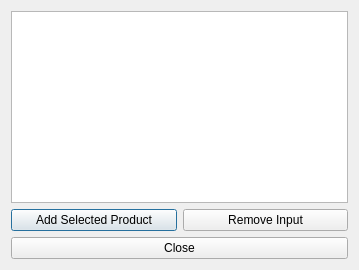
This is gui/edit_inputs.ui in dddjef/pulse as Qt 5 draws it before an edit. The edited form follows.
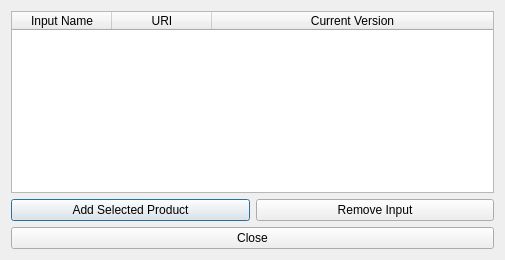
This is the edited form.

Commit message: gui inputs window now use a table widget

Patch:
```diff
--- a/gui/edit_inputs.ui
+++ b/gui/edit_inputs.ui
@@ -6,8 +6,8 @@
    <rect>
     <x>0</x>
     <y>0</y>
-    <width>359</width>
-    <height>270</height>
+    <width>505</width>
+    <height>260</height>
    </rect>
   </property>
   <property name="windowTitle">
@@ -17,7 +17,41 @@
    <item row="1" column="0">
     <layout class="QVBoxLayout" name="verticalLayout">
      <item>
-      <widget class="QListWidget" name="inputs_listWidget"/>
+      <widget class="QTableWidget" name="inputs_tableWidget">
+       <property name="alternatingRowColors">
+        <bool>true</bool>
+       </property>
+       <property name="selectionMode">
+        <enum>QAbstractItemView::MultiSelection</enum>
+       </property>
+       <property name="selectionBehavior">
+        <enum>QAbstractItemView::SelectRows</enum>
+       </property>
+       <attribute name="horizontalHeaderCascadingSectionResizes">
+        <bool>true</bool>
+       </attribute>
+       <attribute name="horizontalHeaderStretchLastSection">
+        <bool>true</bool>
+       </attribute>
+       <attribute name="verticalHeaderVisible">
+        <bool>false</bool>
+       </attribute>
+       <column>
+        <property name="text">
+         <string>Input Name</string>
+        </property>
+       </column>
+       <column>
+        <property name="text">
+         <string>URI</string>
+        </property>
+       </column>
+       <column>
+        <property name="text">
+         <string>Current Version</string>
+        </property>
+       </column>
+      </widget>
      </item>
      <item>
       <layout class="QHBoxLayout" name="horizontalLayout">
```
The commit also changes 1 other file.
